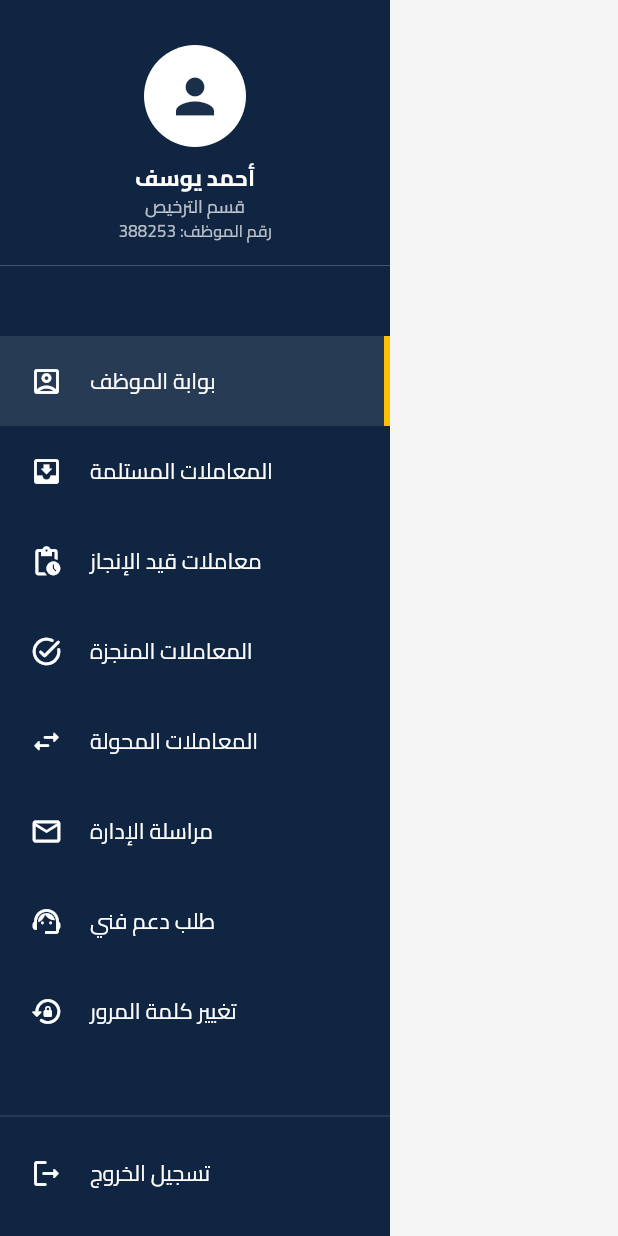
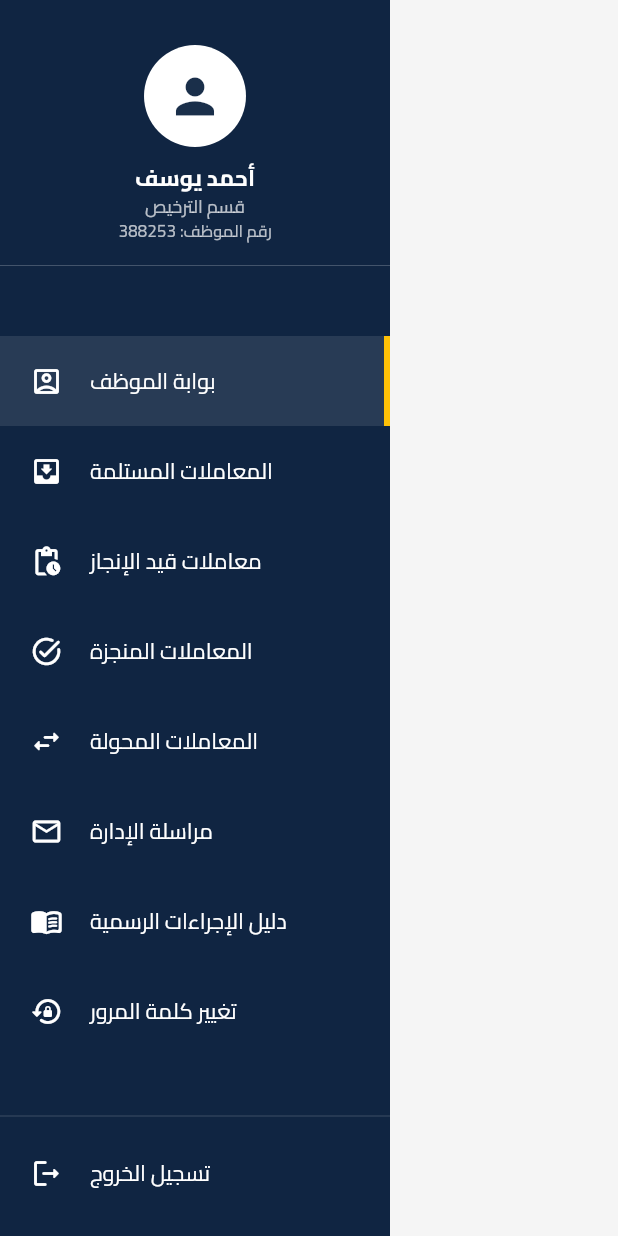
Before and after one commit to osamadweikat/Traffic-Department-Frontend, a Flutter app: the StaffDrawer widget shown alone on an empty page, opened directly, on a phone screen of 412 x 824 dp. Run offline on Flutter 3.47's test engine with Material 3 defaults, Android fonts, the phone set to English and light mode, and no system bars; our stand-ins replace easy_localization, file_picker, image_picker, lottie, month_picker_dialog, permission_handler and 4 more; missing offline and left inert: universal_html; accounts and stored records are empty; project files that could hold a hidden picture were left out.

Commit message:
update staff dashboard screen

```diff
--- a/lib/screens/staff/drawer/staff_drawer.dart
+++ b/lib/screens/staff/drawer/staff_drawer.dart
@@ -1,4 +1,5 @@
 import 'package:flutter/material.dart';
+
 class StaffDrawer extends StatelessWidget {
   final String currentPage;
   const StaffDrawer({super.key, required this.currentPage});
@@ -59,16 +60,11 @@ class StaffDrawer extends StatelessWidget {
                 'المعاملات المحولة',
                 'transfer',
               ),
-
+              _buildItem(Icons.email_outlined, 'مراسلة الإدارة', 'contact'),
               _buildItem(
-                Icons.email_outlined,
-                'مراسلة الإدارة',
-                'contact',
-              ),
-              _buildItem(
-                Icons.support_agent,
-                'طلب دعم فني',
-                'report',
+                Icons.menu_book_rounded,
+                'دليل الإجراءات الرسمية',
+                'procedures',
               ),
               _buildItem(
                 Icons.lock_reset_rounded,
```
Also changed, not shown: lib/screens/staff/dashboard/dashboard_welcome_and_actions.dart (+5 -5 lines).
